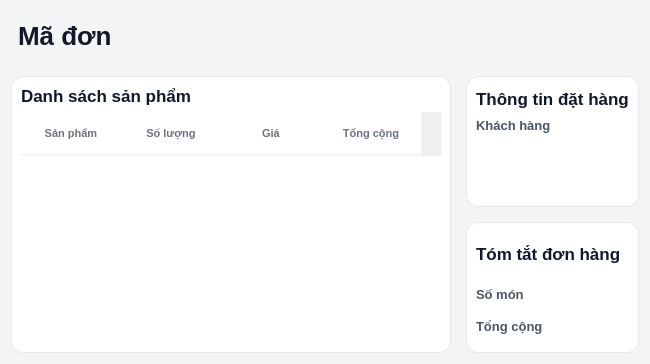
The window that ui/viewTongQuan.ui (doandt0612/retail-store-management) describes before a commit, drawn with Qt 5.
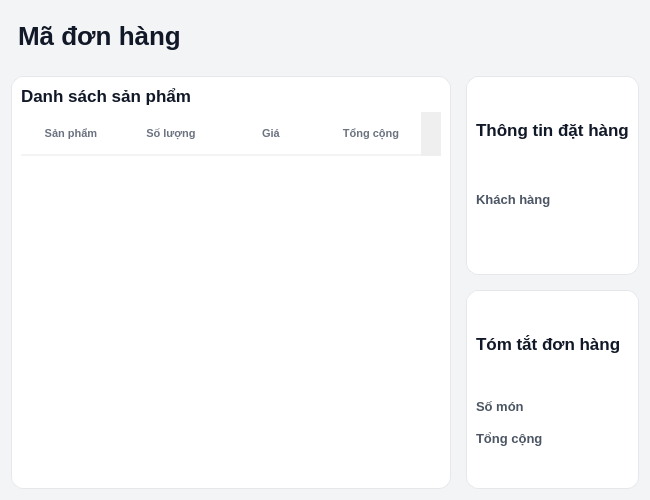
The same window after the commit.

The edit to the form file:
```diff
--- a/ui/viewTongQuan.ui
+++ b/ui/viewTongQuan.ui
@@ -7,7 +7,7 @@
     <x>0</x>
     <y>0</y>
     <width>650</width>
-    <height>364</height>
+    <height>500</height>
    </rect>
   </property>
   <property name="windowTitle">
@@ -21,7 +21,7 @@
 }
 
 /* 2. Tiêu đề Mã đơn hàng (Nổi bật nhất) */
-QLabel#lblMaDon {
+QLabel#lblHienThiMaDon {
     font-size: 26px;
     font-weight: 800;
     color: #111827;
@@ -89,9 +89,9 @@
     <number>15</number>
    </property>
    <item>
-    <widget class="QLabel" name="lblMaDon">
+    <widget class="QLabel" name="lblHienThiMaDon">
      <property name="text">
-      <string>Mã đơn</string>
+      <string>Mã đơn hàng</string>
      </property>
     </widget>
    </item>
@@ -180,13 +180,6 @@
               </property>
              </widget>
             </item>
-            <item>
-             <widget class="QLabel" name="lblHienThiNV">
-              <property name="text">
-               <string/>
-              </property>
-             </widget>
-            </item>
            </layout>
           </item>
          </layout>
```
